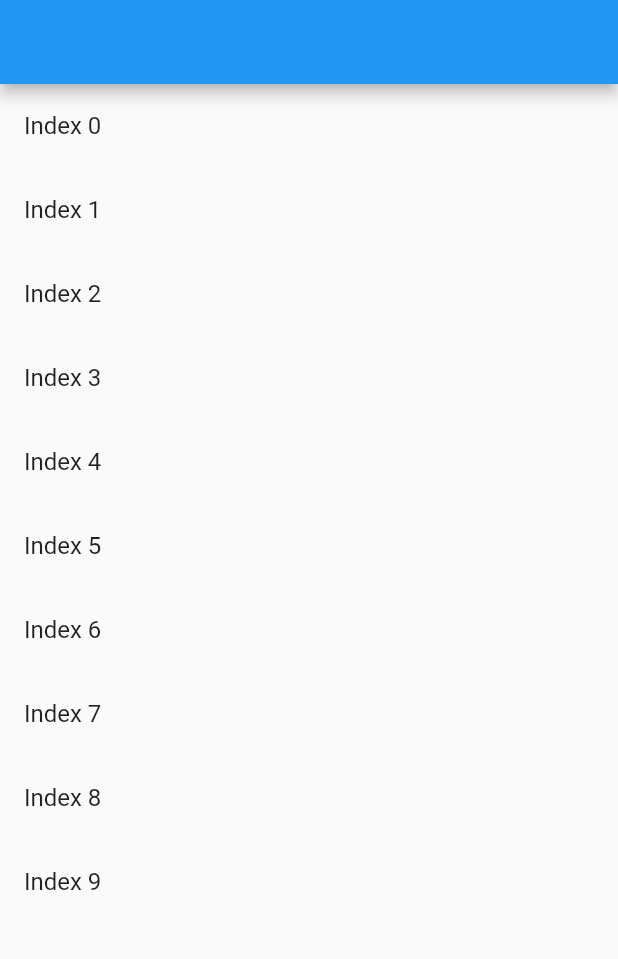
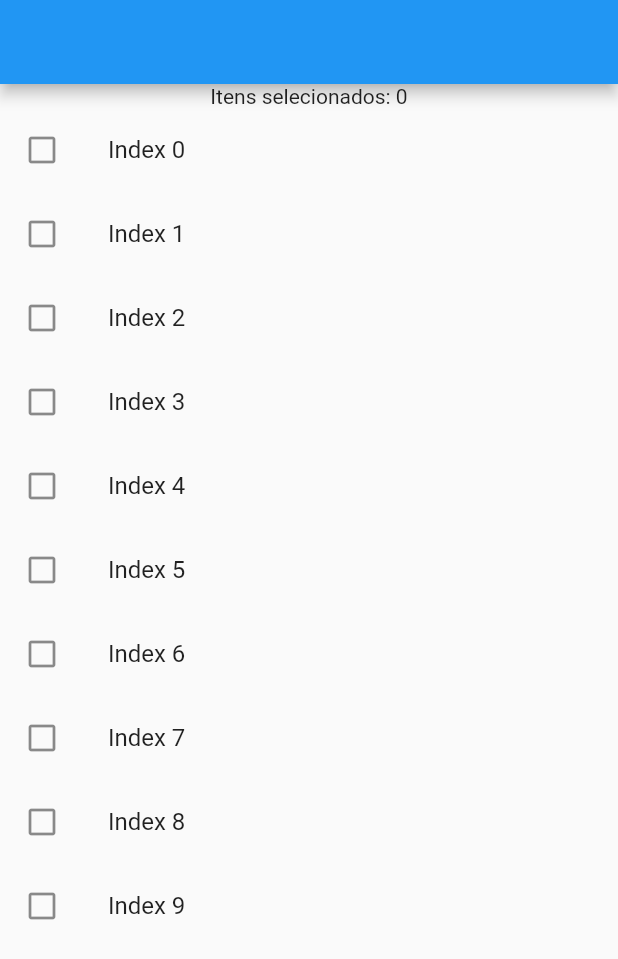
Before and after one commit to CaelumAulas/flutter-nubank-setembro, a Flutter app: the screen it shows after launch, on a phone screen of 412 x 824 dp. Shown: the top 959 px of the screen. Run offline on Flutter 3.47's test engine with Material 2 defaults, Android fonts, the light colour scheme and no system bars; our stand-ins replace flutter_masked_text.

```diff
--- a/aula4/lib/main.dart
+++ b/aula4/lib/main.dart
@@ -2,6 +2,13 @@ import 'package:flutter/material.dart';
 
 //TODO
 //Foco no setState;
+
+class Item {
+  bool selected;
+  String title;
+
+  Item(this.selected, this.title);
+}
 
 void main() {
   runApp(App());
@@ -38,22 +45,95 @@ class HomePage extends StatefulWidget {
 }
 
 class _HomePageState extends State<HomePage> {
-  //Criar um selecionador de itens da lista
+  // Criar um selecionador de itens da lista
   // O desafio eh trocar a cor quando o item for selecionado;
   final scaffoldKey = GlobalKey();
+  final items = List.generate(10, (index) => Item(false, "Index $index"));
+  var countItens = 0;
   @override
   Widget build(BuildContext context) {
     print("BUILD HOME PAGE");
     return Scaffold(
       key: scaffoldKey,
       appBar: AppBar(),
-      body: ListView(
-        children: List.generate(
-            10,
-            (index) => ListTile(
-                  title: Text("Index $index"),
-                )),
+      body: Column(
+        children: [
+          Text("Itens selecionados: $countItens"),
+          Expanded(
+            child: ListView(
+              shrinkWrap: true,
+              children: items
+                  .map((e) => ClickedListTileStateless(
+                        item: e,
+                        onPressed: (clicked) {
+                          e.selected = clicked;
+                          if (clicked) {
+                            countItens++;
+                          } else {
+                            countItens--;
+                          }
+                          setState(() {});
+                        },
+                      ))
+                  .toList(),
+            ),
+          )
+        ],
       ),
+    );
+  }
+}
+
+class ClickedListTileStateless extends StatelessWidget {
+  final Item item;
+  final ValueChanged<bool> onPressed;
+  const ClickedListTileStateless({Key key, this.item, this.onPressed})
+      : super(key: key);
+
+  @override
+  Widget build(BuildContext context) {
+    return ListTile(
+      title: Text(item.title),
+      leading: item.selected
+          ? Icon(
+              Icons.check_box,
+              color: Colors.blue,
+            )
+          : Icon(Icons.check_box_outline_blank),
+      onTap: () {
+        onPressed(!item.selected);
+      },
+    );
+  }
+}
+
+class ClickedListTile extends StatefulWidget {
+  final String title;
+  final ValueChanged<bool> onPressed;
+  ClickedListTile({Key key, this.title, this.onPressed}) : super(key: key);
+
+  @override
+  _ClickedListTileState createState() => _ClickedListTileState();
+}
+
+class _ClickedListTileState extends State<ClickedListTile> {
+  var clicked = false;
+  @override
+  Widget build(BuildContext context) {
+    print("CLICKED LIST TILE");
+    return ListTile(
+      title: Text(widget.title),
+      leading: clicked
+          ? Icon(
+              Icons.check_box,
+              color: Colors.blue,
+            )
+          : Icon(Icons.check_box_outline_blank),
+      onTap: () {
+        clicked = !clicked;
+
+        widget.onPressed(clicked);
+      },
     );
   }
 }
```
